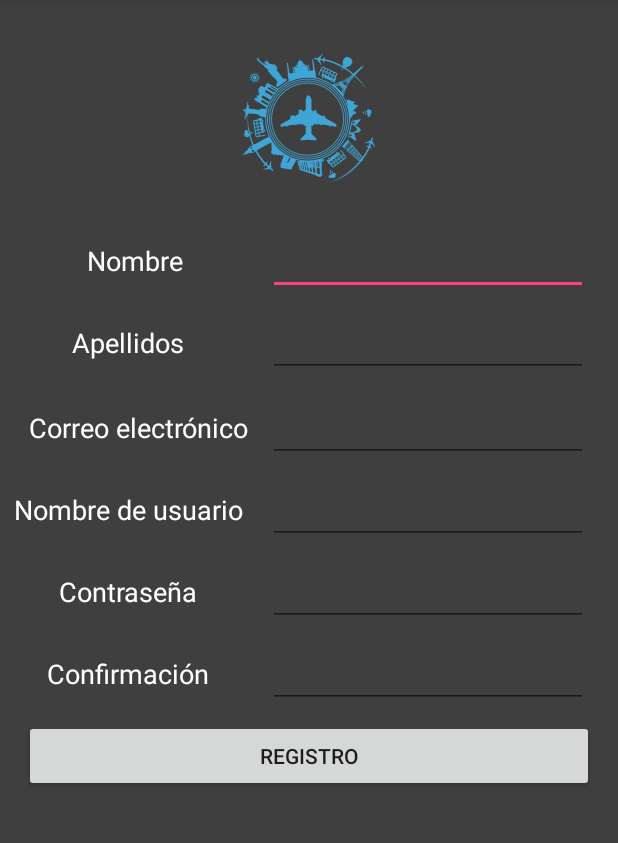
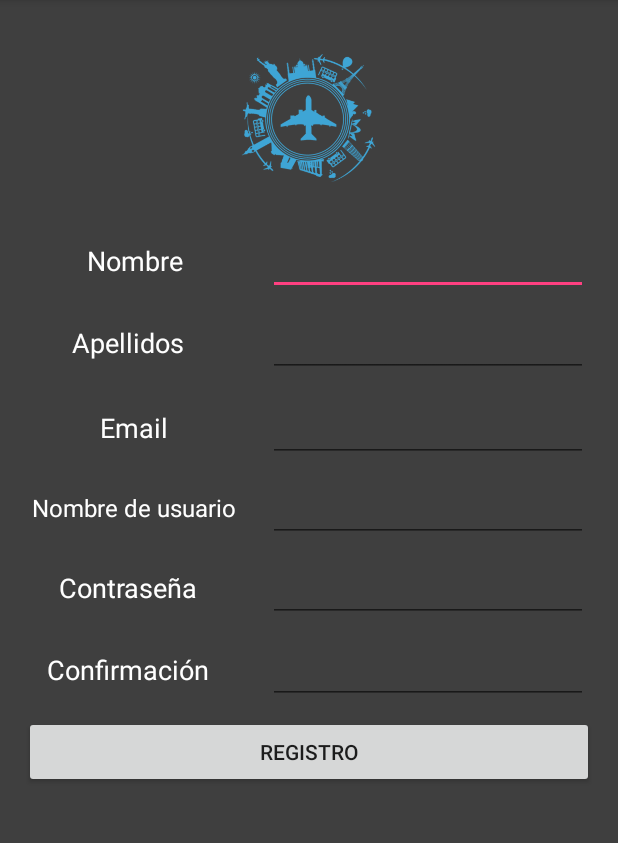
Before and after one commit to andresfernandeznad/TourismCitiesAndroid, an Android app: the screen it shows after launch (RegisterActivity), after a tap on "REGISTRAR", on a phone screen of 412 x 824 dp, the part 84-927 px from its top. Run offline under Robolectric (Android 15) with nearby library versions, the phone set to English and light mode, and no system bars; our stand-ins replace Firebase (no records; nobody signed in at launch, a user with empty details on screens opened directly), Volley; 1 other tap on this screen came first.

Commit message:
Added few things.

```diff
--- a/app/src/main/java/com/example/andres/tourismcities/LoginActivity.java
+++ b/app/src/main/java/com/example/andres/tourismcities/LoginActivity.java
@@ -55,6 +55,9 @@ public class LoginActivity extends AppCompatActivity {
         setContentView(R.layout.activity_login);
 
         //fillFirebaseDB();
+
+        //Para evitar lugares repetidos
+        lugares.clear();
 
         leerFromFirebase();
 
--- a/app/src/main/res/layout/activity_register.xml
+++ b/app/src/main/res/layout/activity_register.xml
@@ -93,11 +93,10 @@
         android:layout_marginRight="8dp"
         android:layout_marginStart="8dp"
         android:layout_marginTop="32dp"
+        android:text="Email"
         android:textColor="@android:color/white"
-        android:text="@string/register_label_email"
         android:textSize="18sp"
         app:layout_constraintEnd_toStartOf="@+id/correoRegistro"
-        app:layout_constraintHorizontal_bias="0.714"
         app:layout_constraintStart_toStartOf="parent"
         app:layout_constraintTop_toBottomOf="@+id/textView2" />
 
@@ -119,12 +118,13 @@
         android:layout_width="wrap_content"
         android:layout_height="wrap_content"
         android:layout_marginEnd="8dp"
-        android:layout_marginLeft="20dp"
+        android:layout_marginLeft="8dp"
         android:layout_marginRight="8dp"
+        android:layout_marginStart="8dp"
         android:layout_marginTop="30dp"
+        android:text="@string/login_label_usuario"
         android:textColor="@android:color/white"
-        android:text="@string/login_label_usuario"
-        android:textSize="18sp"
+        android:textSize="16sp"
         app:layout_constraintEnd_toStartOf="@+id/usuarioRegistro"
         app:layout_constraintStart_toStartOf="parent"
         app:layout_constraintTop_toBottomOf="@+id/textView4" />
```
